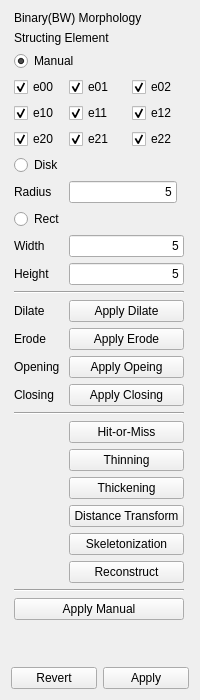
This is TinyPhotoshop/bwmorphinspector.ui in GhostatSpirit/ComputerVision2017 as Qt 5 draws it before an edit. The edited form follows.
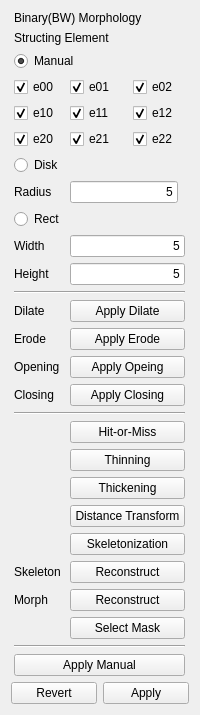
This is the edited form.

Commit message: finished bwmorph & grayscale morph

The edit to the form file:
```diff
--- a/TinyPhotoshop/bwmorphinspector.ui
+++ b/TinyPhotoshop/bwmorphinspector.ui
@@ -84,6 +84,13 @@
        </property>
       </widget>
      </item>
+     <item row="25" column="1" colspan="2">
+      <widget class="QPushButton" name="reconstructButton">
+       <property name="text">
+        <string>Reconstruct</string>
+       </property>
+      </widget>
+     </item>
      <item row="21" column="1" colspan="2">
       <widget class="QPushButton" name="thinningButton">
        <property name="text">
@@ -264,7 +271,7 @@
        </property>
       </widget>
      </item>
-     <item row="29" column="0" colspan="3">
+     <item row="31" column="0" colspan="3">
       <widget class="QPushButton" name="manualButton">
        <property name="text">
         <string>Apply Manual</string>
@@ -278,7 +285,7 @@
        </property>
       </widget>
      </item>
-     <item row="30" column="0" colspan="3">
+     <item row="32" column="0" colspan="3">
       <spacer name="verticalSpacer">
        <property name="orientation">
         <enum>Qt::Vertical</enum>
@@ -291,7 +298,7 @@
        </property>
       </spacer>
      </item>
-     <item row="26" column="0" colspan="3">
+     <item row="28" column="0" colspan="3">
       <widget class="Line" name="line_4">
        <property name="orientation">
         <enum>Qt::Horizontal</enum>
@@ -366,13 +373,34 @@
        </property>
       </widget>
      </item>
-     <item row="25" column="1" colspan="2">
-      <widget class="QPushButton" name="reconstructButton">
+     <item row="27" column="1" colspan="2">
+      <widget class="QPushButton" name="maskButton">
+       <property name="text">
+        <string>Select Mask</string>
+       </property>
+      </widget>
+     </item>
+     <item row="26" column="1" colspan="2">
+      <widget class="QPushButton" name="morphReconstructButton">
        <property name="text">
         <string>Reconstruct</string>
        </property>
       </widget>
      </item>
+     <item row="26" column="0">
+      <widget class="QLabel" name="label_8">
+       <property name="text">
+        <string>Morph</string>
+       </property>
+      </widget>
+     </item>
+     <item row="25" column="0">
+      <widget class="QLabel" name="label_9">
+       <property name="text">
+        <string>Skeleton</string>
+       </property>
+      </widget>
+     </item>
     </layout>
    </item>
    <item>
```
The commit also changes 19 other files.
